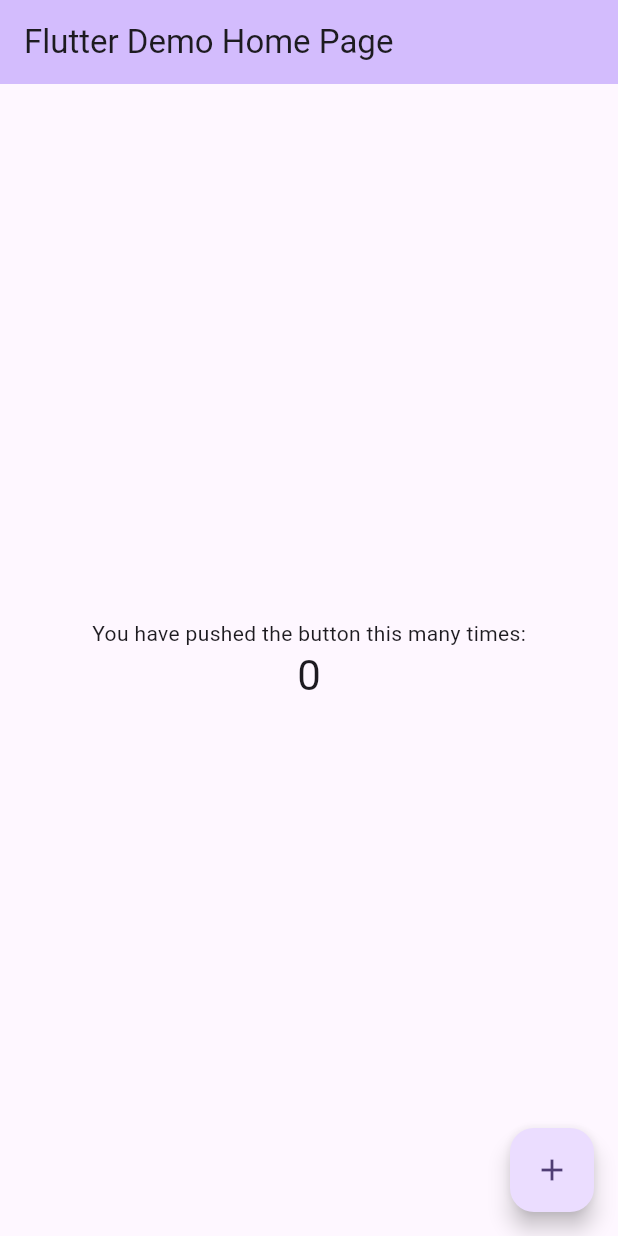
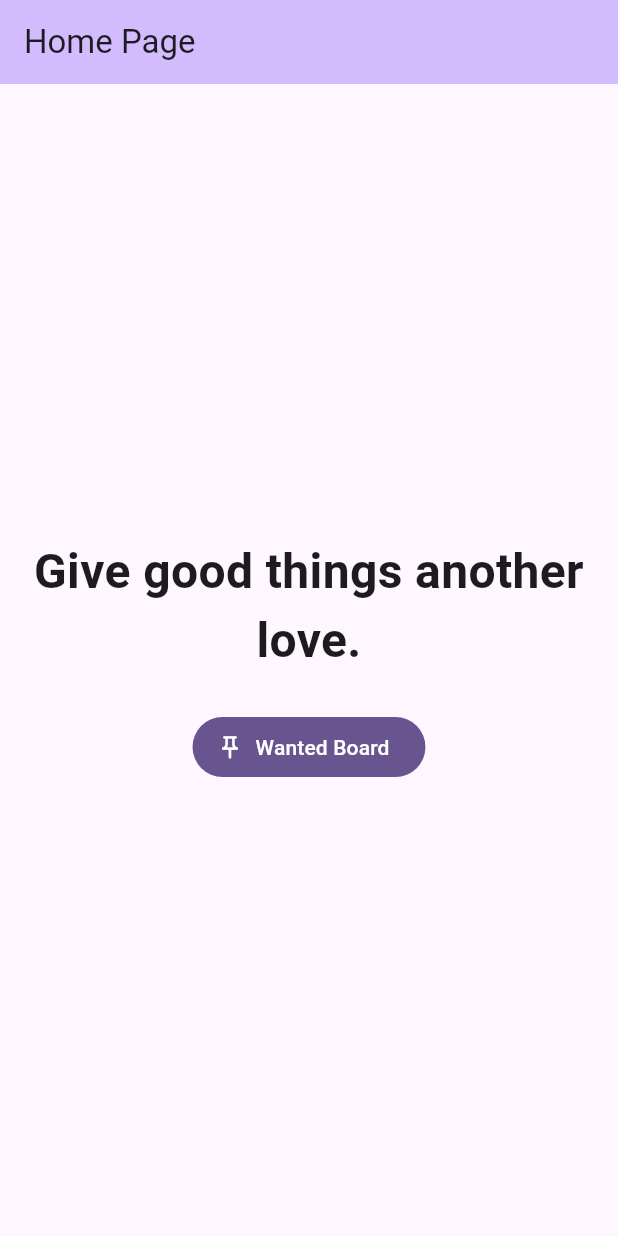
Before and after one commit to Tugas-Kelompok-C10/Yelloved_Mobile, a Flutter app: the screen it shows after launch, on a phone screen of 412 x 824 dp. Run offline on Flutter 3.47's test engine with Material 3 defaults, Android fonts, the phone set to English and light mode, and no system bars.

Commit message:
feat: add home navigation and wanted board placeholder

```diff
--- a/halo_burhan.dart
+++ /dev/null
@@ -1,3 +0,0 @@
-void main() {
-  print('Halo dari Dart, PBP Gasal 2026/2027!');
-}
--- a/lib/main.dart
+++ b/lib/main.dart
@@ -1,4 +1,5 @@
 import 'package:flutter/material.dart';
+import 'package:yelloved_mobile/menu.dart';
 
 void main() {
   runApp(const MyApp());
@@ -11,112 +12,11 @@ class MyApp extends StatelessWidget {
   @override
   Widget build(BuildContext context) {
     return MaterialApp(
-      title: 'Flutter Demo',
+      title: 'Yelloved',
       theme: ThemeData(
-        // This is the theme of your application.
-        //
-        // TRY THIS: Try running your application with "flutter run". You'll see
-        // the application has a purple toolbar. Then, without quitting the app,
-        // try changing the seedColor in the colorScheme below to Colors.green
-        // and then invoke "hot reload" (save your changes or press the "hot
-        // reload" button in a Flutter-supported IDE, or press "r" if you used
-        // the command line to start the app).
-        //
-        // Notice that the counter didn't reset back to zero; the application
-        // state is not lost during the reload. To reset the state, use hot
-        // restart instead.
-        //
-        // This works for code too, not just values: Most code changes can be
-        // tested with just a hot reload.
         colorScheme: .fromSeed(seedColor: Colors.deepPurple),
       ),
-      home: const MyHomePage(title: 'Flutter Demo Home Page'),
+      home: const MyHomePage(title: 'Home Page'),
     );
   }
 }
-
-class MyHomePage extends StatefulWidget {
-  const MyHomePage({super.key, required this.title});
-
-  // This widget is the home page of your application. It is stateful, meaning
-  // that it has a State object (defined below) that contains fields that affect
-  // how it looks.
-
-  // This class is the configuration for the state. It holds the values (in this
-  // case the title) provided by the parent (in this case the App widget) and
-  // used by the build method of the State. Fields in a Widget subclass are
-  // always marked "final".
-
-  final String title;
-
-  @override
-  State<MyHomePage> createState() => _MyHomePageState();
-}
-
-class _MyHomePageState extends State<MyHomePage> {
-  int _counter = 0;
-
-  void _incrementCounter() {
-    setState(() {
-      // This call to setState tells the Flutter framework that something has
-      // changed in this State, which causes it to rerun the build method below
-      // so that the display can reflect the updated values. If we changed
-      // _counter without calling setState(), then the build method would not be
-      // called again, and so nothing would appear to happen.
-      _counter++;
-    });
-  }
-
-  @override
-  Widget build(BuildContext context) {
-    // This method is rerun every time setState is called, for instance as done
-    // by the _incrementCounter method above.
-    //
-    // The Flutter framework has been optimized to make rerunning build methods
-    // fast, so that you can just rebuild anything that needs updating rather
-    // than having to individually change instances of widgets.
-    return Scaffold(
-      appBar: AppBar(
-        // TRY THIS: Try changing the color here to a specific color (to
-        // Colors.amber, perhaps?) and trigger a hot reload to see the AppBar
-        // change color while the other colors stay the same.
-        backgroundColor: Theme.of(context).colorScheme.inversePrimary,
-        // Here we take the value from the MyHomePage object that was created by
-        // the App.build method, and use it to set our appbar title.
-        title: Text(widget.title),
-      ),
-      body: Center(
-        // Center is a layout widget. It takes a single child and positions it
-        // in the middle of the parent.
-        child: Column(
-          // Column is also a layout widget. It takes a list of children and
-          // arranges them vertically. By default, it sizes itself to fit its
-          // children horizontally, and tries to be as tall as its parent.
-          //
-          // Column has various properties to control how it sizes itself and
-          // how it positions its children. Here we use mainAxisAlignment to
-          // center the children vertically; the main axis here is the vertical
-          // axis because Columns are vertical (the cross axis would be
-          // horizontal).
-          //
-          // TRY THIS: Invoke "debug painting" (choose the "Toggle Debug Paint"
-          // action in the IDE, or press "p" in the console), to see the
-          // wireframe for each widget.
-          mainAxisAlignment: .center,
-          children: [
-            const Text('You have pushed the button this many times:'),
-            Text(
-              '$_counter',
-              style: Theme.of(context).textTheme.headlineMedium,
-            ),
-          ],
-        ),
-      ),
-      floatingActionButton: FloatingActionButton(
-        onPressed: _incrementCounter,
-        tooltip: 'Increment',
-        child: const Icon(Icons.add),
-      ),
-    );
-  }
-}
--- /dev/null
+++ b/lib/menu.dart
@@ -0,0 +1,53 @@
+import 'package:flutter/material.dart';
+import 'package:yelloved_mobile/wanted_board/wanted_board_page.dart';
+
+class MyHomePage extends StatefulWidget {
+  const MyHomePage({super.key, required this.title});
+
+  final String title;
+
+  @override
+  State<MyHomePage> createState() => _MyHomePageState();
+}
+
+class _MyHomePageState extends State<MyHomePage> {
+  @override
+  Widget build(BuildContext context) {
+    return Scaffold(
+      appBar: AppBar(
+        backgroundColor: Theme.of(context).colorScheme.inversePrimary,
+        title: Text(widget.title),
+      ),
+      body: Center(
+        child: Column(
+          mainAxisAlignment: .center,
+          children: [
+            const Text(
+              'Give good things another love.',
+              textAlign: TextAlign.center,
+              style: TextStyle(
+                fontSize: 32,
+                fontWeight: FontWeight.bold,
+              ),
+            ),
+
+            const SizedBox(height: 24),
+
+            FilledButton.icon(
+              onPressed: () {
+                Navigator.push(
+                  context,
+                  MaterialPageRoute(
+                    builder: (context) => const WantedBoardPage(),
+                  ),
+                );
+              },
+              icon: const Icon(Icons.push_pin_outlined),
+              label: const Text('Wanted Board'),
+            ),
+          ],
+        ),
+      ),
+    );
+  }
+}
```
Also changed, not shown: lib/wanted_board/wanted_board_page.dart (added, +42 -0 lines), 2 other files.
